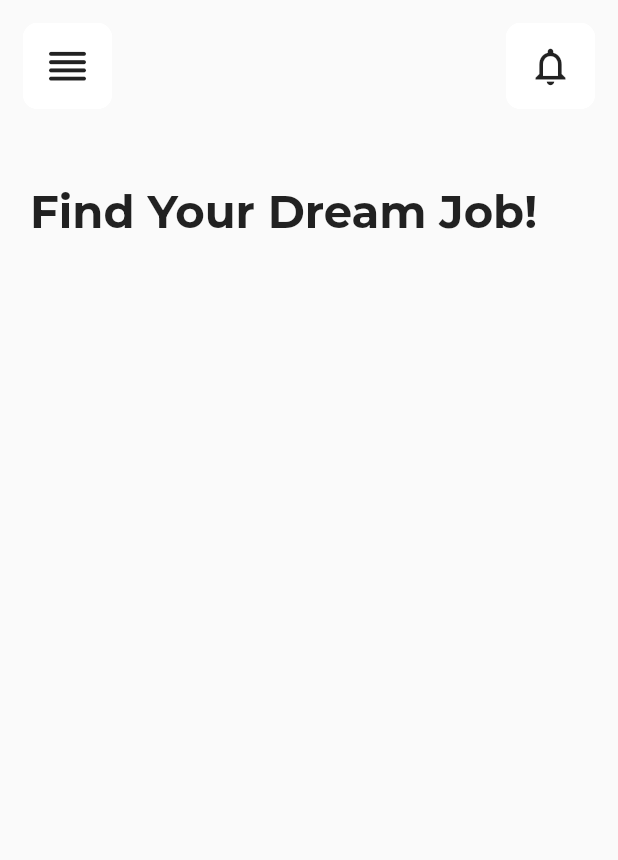
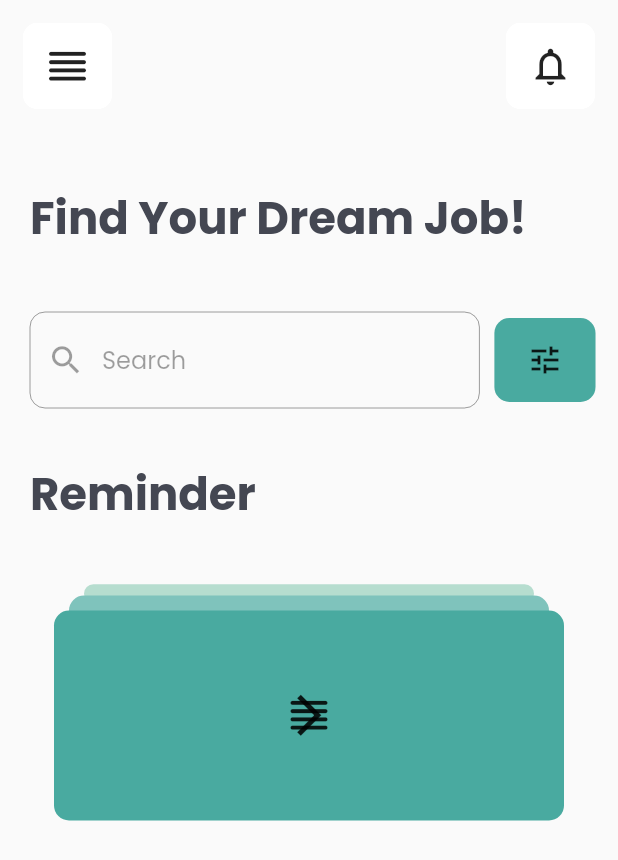
Before and after one commit to Brenolucks/Job-Search-App, a Flutter app: the screen it shows after launch, on a phone screen of 412 x 824 dp. Shown: the top 860 px of the screen. Run offline on Flutter 3.47's test engine with Material 2 defaults, Android fonts, the phone set to English and light mode, and no system bars.

Commit message:
Adicionando botao de filtro e card do vimeo

```diff
--- a/lib/pages/home_page.dart
+++ b/lib/pages/home_page.dart
@@ -1,7 +1,7 @@
 import 'package:flutter/material.dart';
 
 class HomePage extends StatelessWidget {
-  const HomePage({Key? key}) : super(key: key);
+  Color textColor = const Color.fromRGBO(68, 71, 82, 32);
 
   @override
   Widget build(BuildContext context) {
@@ -10,6 +10,7 @@ class HomePage extends StatelessWidget {
       body: SafeArea(
         child: Column(
           children: [
+            //Navbard with 2 buttons
             Row(
               mainAxisAlignment: MainAxisAlignment.spaceBetween,
               children: [
@@ -87,6 +88,7 @@ class HomePage extends StatelessWidget {
             SizedBox(
               height: 35,
             ),
+            //Title text
             Row(
               mainAxisAlignment: MainAxisAlignment.start,
               children: [
@@ -95,14 +97,164 @@ class HomePage extends StatelessWidget {
                   child: Text(
                     'Find Your Dream Job!',
                     style: TextStyle(
-                      fontFamily: 'Montserrat',
+                      fontFamily: 'Poppins',
                       fontSize: 30,
                       fontWeight: FontWeight.bold,
+                      color: textColor,
                     ),
                   ),
                 ),
               ],
             ),
+            SizedBox(
+              height: 40,
+            ),
+            Row(
+              mainAxisAlignment: MainAxisAlignment.spaceBetween,
+              children: [
+                Flexible(
+                  flex: 4,
+                  child: Container(
+                    margin: EdgeInsets.fromLTRB(20.0, 0.0, 10.0, 0.0),
+                    child: TextFormField(
+                      decoration: const InputDecoration(
+                        enabled: false,
+                        prefixIcon: Icon(
+                          Icons.search,
+                          size: 25,
+                        ),
+                        hintText: 'Search',
+                        hintStyle: TextStyle(
+                          fontFamily: 'Poppins',
+                        ),
+                        border: OutlineInputBorder(
+                          borderRadius: BorderRadius.horizontal(
+                            left: Radius.circular(10),
+                            right: Radius.circular(10),
+                          ),
+                        ),
+                      ),
+                    ),
+                  ),
+                ),
+                Flexible(
+                  child: Container(
+                    margin: EdgeInsets.only(right: 15),
+                    padding: EdgeInsets.all(16),
+                    decoration: BoxDecoration(
+                      color: Color.fromRGBO(73, 170, 160, 10),
+                      borderRadius: BorderRadius.circular(10),
+                      boxShadow: [
+                        BoxShadow(
+                          color: Color.fromRGBO(211, 211, 211, 0.5),
+                          blurRadius: 5,
+                          blurStyle: BlurStyle.inner,
+                        ),
+                      ],
+                    ),
+                    child: Center(
+                      child: Icon(
+                        Icons.tune,
+                      ),
+                    ),
+                  ),
+                )
+              ],
+            ),
+            SizedBox(
+              height: 35,
+            ),
+            //Title text
+            Row(
+              mainAxisAlignment: MainAxisAlignment.start,
+              children: [
+                Padding(
+                  padding: EdgeInsets.symmetric(horizontal: 20.0),
+                  child: Text(
+                    'Reminder',
+                    style: TextStyle(
+                      fontFamily: 'Poppins',
+                      fontSize: 30,
+                      fontWeight: FontWeight.bold,
+                      color: textColor,
+                    ),
+                  ),
+                ),
+              ],
+            ),
+            SizedBox(
+              height: 35,
+            ),
+            Row(
+              mainAxisAlignment: MainAxisAlignment.center,
+              children: [
+                Stack(
+                  children: <Widget>[
+                    //third
+                    Container(
+                      width: 300,
+                      height: 12.5,
+                      margin: EdgeInsets.fromLTRB(40.0, 2.5, 0.0, 0.0),
+                      decoration: BoxDecoration(
+                        color: Color.fromRGBO(182, 221, 207, 10),
+                        borderRadius: BorderRadius.circular(10),
+                      ),
+                    ),
+                    //second
+                    Container(
+                      width: 320,
+                      height: 25,
+                      margin: EdgeInsets.fromLTRB(30.0, 10.0, 0.0, 0.0),
+                      decoration: BoxDecoration(
+                        color: Color.fromRGBO(127, 195, 188, 10),
+                        borderRadius: BorderRadius.circular(10),
+                      ),
+                    ),
+                    //main
+                    Container(
+                      margin: EdgeInsets.symmetric(
+                        horizontal: 20.0,
+                        vertical: 20.0,
+                      ),
+                      padding: EdgeInsets.symmetric(
+                        horizontal: 170.0,
+                        vertical: 70.0,
+                      ),
+                      decoration: BoxDecoration(
+                        color: Color.fromRGBO(73, 170, 160, 10),
+                        borderRadius: BorderRadius.circular(10),
+                      ),
+                      child: Column(
+                        children: [
+                          Container(
+                            child: Center(
+                              heightFactor: 0.0,
+                              widthFactor: 0.0,
+                              child: Icon(
+                                Icons.reorder_rounded,
+                                size: 33.0,
+                                color: Colors.grey[650],
+                              ),
+                            ),
+                          ),
+                          Container(
+                            child: Center(
+                              heightFactor: 0.0,
+                              widthFactor: 0.0,
+                              child: Icon(
+                                Icons.arrow_forward_ios,
+                                size: 33.0,
+                                color: Colors.grey[650],
+                              ),
+                            ),
+                          ),
+                        ],
+                      ),
+                    ),
+                  ],
+                ),
+              ],
+            )
           ],
         ),
       ),
```
Also changed, not shown: pubspec.yaml (+4 -5 lines), assets/fonts/Montserrat-Bold.ttf (deleted), assets/fonts/Montserrat-Light.ttf (deleted), assets/fonts/Montserrat-Medium.ttf (deleted), assets/fonts/Montserrat-Regular.ttf (deleted), assets/fonts/Poppins-Bold.ttf (added), assets/fonts/Poppins-Medium.ttf (added), assets/fonts/Poppins-Regular.ttf (added), assets/icons/vimeo.png (added).
